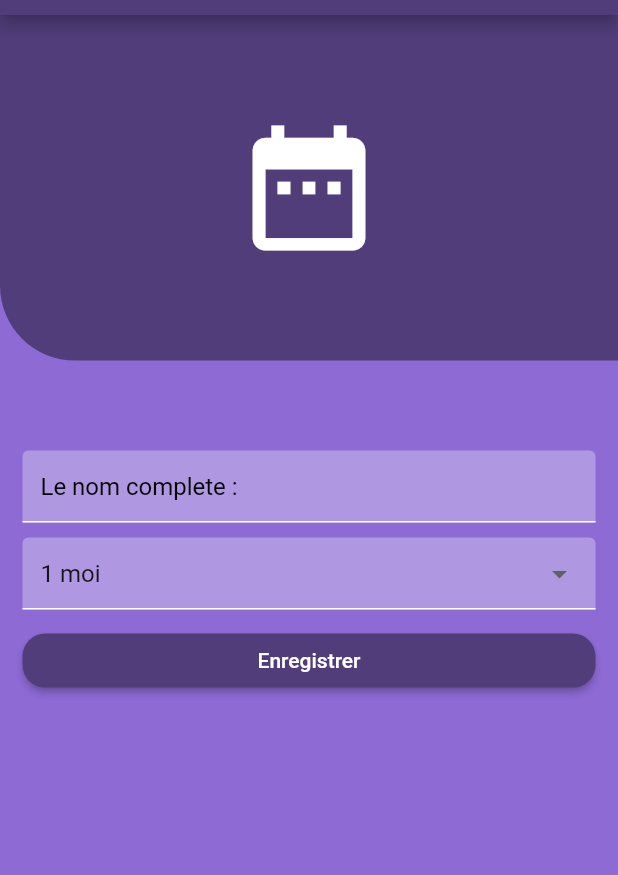
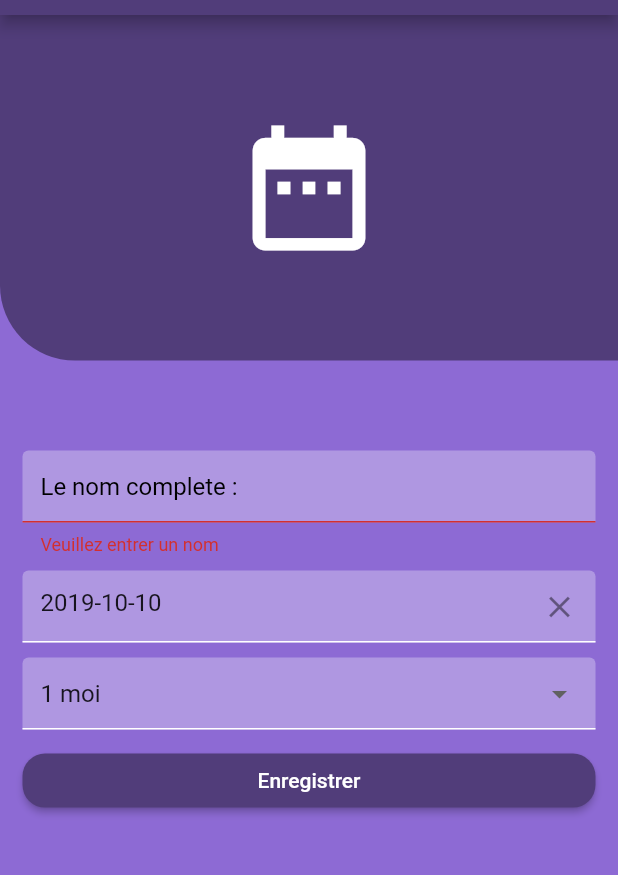
Before and after one commit to hamzaEssaadi/Gym, a Flutter app: the EditParticipantScreen screen opened by its route, after a tap on "Enregistrer", on a phone screen of 412 x 824 dp, the part 69-944 px from its top. Run offline on Flutter 3.47's test engine with Material 2 defaults, Android fonts, the phone set to English and light mode, and no system bars; drawn by our look-alikes of datetime_picker_formfield.

Commit message:
add date form and finish interaction of edit participant screen

```diff
--- a/lib/providers/participant.dart
+++ b/lib/providers/participant.dart
@@ -1,12 +1,11 @@
 import 'package:flutter/material.dart';
 
 class Participant {
+  final String id;
   final String name;
-  //final DateTime dateBegin;
   final DateTime dateEnd;
   final DateTime dateBegin;
-  Participant(
-      {@required this.name, @required this.dateBegin, @required this.dateEnd});
+  Participant({this.id, this.name, this.dateBegin, this.dateEnd});
 
   int nbDaysRest() {
     return dateEnd.difference(DateTime.now()).inDays;
@@ -17,13 +16,15 @@ class Participant {
   }
 }
 
-class Participans with ChangeNotifier {
+class Participants with ChangeNotifier {
   List<Participant> _items = [
     Participant(
+        id: 'aa152',
         name: 'hamza',
         dateBegin: DateTime.parse("2019-10-05"),
         dateEnd: DateTime.parse("2019-11-05")),
     Participant(
+        id: 'aa163',
         name: 'hassan',
         dateBegin: DateTime.parse("2019-10-09"),
         dateEnd: DateTime.parse("2020-02-09"))
@@ -32,4 +33,13 @@ class Participans with ChangeNotifier {
   List<Participant> get items {
     return [..._items];
   }
+
+  bool isAlreadyExist(String name) {
+    return _items.any((test) => test.name == name);
+  }
+
+  void add(Participant participant) {
+    _items.add(participant);
+    notifyListeners();
+  }
 }
--- a/lib/screens/edit-participant-screen.dart
+++ b/lib/screens/edit-participant-screen.dart
@@ -1,6 +1,9 @@
 import 'package:flutter/material.dart';
 import 'package:gym/const.dart';
 import 'package:gym/providers/participant.dart';
+import 'package:provider/provider.dart';
+import 'package:intl/intl.dart';
+import 'package:datetime_picker_formfield/datetime_picker_formfield.dart';
 
 class EditParticipantScreen extends StatefulWidget {
   static const routeName = "/edit-participant";
@@ -14,8 +17,7 @@ class _EditParticipantScreenState extends State<EditParticipantScreen> {
   var action = 'add';
   final form = GlobalKey<FormState>();
   var appBar;
-
-  Participant participant = null;
+  Participant participant;
 
   List<DropdownMenuItem> months() {
     List<DropdownMenuItem> months = [];
@@ -33,8 +35,11 @@ class _EditParticipantScreenState extends State<EditParticipantScreen> {
   @override
   void didChangeDependencies() {
     if (isInit == false) {
-      participant = ModalRoute.of(context).settings.arguments as Participant;
-      if (participant != null) {
+      participant =
+          (ModalRoute.of(context).settings.arguments as Participant) == null
+              ? Participant()
+              : (ModalRoute.of(context).settings.arguments as Participant);
+      if (participant.id != null) {
         action = 'edit';
         selectedValue = participant.nbMonths();
       }
@@ -56,6 +61,7 @@ class _EditParticipantScreenState extends State<EditParticipantScreen> {
     final height = MediaQuery.of(context).size.height -
         MediaQuery.of(context).padding.top -
         appBar.preferredSize.height;
+    final paraticipantsM = Provider.of<Participants>(context, listen: false);
     return Scaffold(
       backgroundColor: KmainColor,
       appBar: appBar,
@@ -88,10 +94,55 @@ class _EditParticipantScreenState extends State<EditParticipantScreen> {
                       child: ListView(
                         children: <Widget>[
                           TextFormField(
-                              initialValue:
-                                  participant == null ? null : participant.name,
-                              decoration:
-                                  kInputDecorationEdit('Le nom complete :')),
+                            initialValue: participant.name == null
+                                ? null
+                                : participant.name,
+                            decoration:
+                                kInputDecorationEdit('Le nom complete :'),
+                            validator: (v) {
+                              if (v.isEmpty)
+                                return 'Veuillez entrer un nom';
+                              else if (paraticipantsM.isAlreadyExist(v))
+                                return 'Ce nom existe déjà';
+                            },
+                            onSaved: (v) {
+                              participant = Participant(
+                                  id: participant.id,
+                                  name: v,
+                                  dateBegin: participant.dateBegin,
+                                  dateEnd: participant.dateEnd);
+                            },
+                          ),
+                          SizedBox(
+                            height: 10,
+                          ),
+                          DateTimeField(
+                            validator: (v) {
+                              if (v.toString().isEmpty)
+                                return 'Veuillez entrer la date de début';
+                              else if (DateTime.tryParse(v.toString()) == null)
+                                return 'Veuillez enter un valid date';
+                            },
+                            initialValue: participant.dateBegin == null
+                                ? DateTime.now()
+                                : participant.dateBegin,
+                            decoration: kInputDecorationEdit("Date de début"),
+                            format: DateFormat("yyyy-MM-dd"),
+                            onShowPicker: (context, currentValue) {
+                              return showDatePicker(
+                                  context: context,
+                                  firstDate: DateTime(1900),
+                                  initialDate: currentValue ?? DateTime.now(),
+                                  lastDate: DateTime(2100));
+                            },
+                            onSaved: (v) {
+                              participant = Participant(
+                                  id: participant.id,
+                                  name: participant.name,
+                                  dateBegin: v,
+                                  dateEnd: participant.dateEnd);
+                            },
+                          ),
                           SizedBox(
                             height: 10,
                           ),
@@ -102,6 +153,14 @@ class _EditParticipantScreenState extends State<EditParticipantScreen> {
                                   selectedValue = v;
                                 });
                               },
+                              onSaved: (v) {
+                                participant = Participant(
+                                    id: participant.id,
+                                    name: participant.name,
+                                    dateBegin: participant.dateBegin,
+                                    dateEnd: participant.dateBegin.add(
+                                        Duration(days: selectedValue * 30)));
+                              },
                               value: selectedValue,
                               decoration:
                                   kInputDecorationEdit('Le nombre des mois')),
@@ -109,7 +168,7 @@ class _EditParticipantScreenState extends State<EditParticipantScreen> {
                             height: 10,
                           ),
                           MaterialButton(
-                            onPressed: () {},
+                            onPressed: _save,
                             child: Text(
                               "Enregistrer",
                               style: TextStyle(color: Colors.white),
@@ -128,4 +187,12 @@ class _EditParticipantScreenState extends State<EditParticipantScreen> {
       ),
     );
   }
+
+  void _save() {
+    final bool validate = form.currentState.validate();
+    if (validate) {
+      form.currentState.save();
+      print(participant.dateEnd);
+    }
+  }
 }
--- a/lib/screens/participants-screen.dart
+++ b/lib/screens/participants-screen.dart
@@ -54,7 +54,7 @@ class _ParticipantsScreenState extends State<ParticipantsScreen> {
   @override
   Widget build(BuildContext context) {
     var appBar = appBarr();
-    final participantsM = Provider.of<Participans>(context, listen: false);
+    final participantsM = Provider.of<Participants>(context, listen: false);
     final height = MediaQuery.of(context).size.height -
         MediaQuery.of(context).padding.top -
         appBar.preferredSize.height;
--- a/pubspec.yaml
+++ b/pubspec.yaml
@@ -21,6 +21,7 @@ dependencies:
     sdk: flutter
   http: ^0.12.0+2
   provider: ^3.1.0
+  datetime_picker_formfield: ^0.4.3
 
   # The following adds the Cupertino Icons font to your application.
   # Use with the CupertinoIcons class for iOS style icons.
```
Also changed, not shown: lib/main.dart (+5 -4 lines), pubspec.lock.
